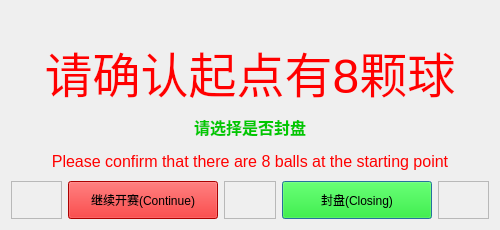
The window that BallsNumDlg_Ui.ui (zzw168/MainCtl) describes before a commit, drawn with Qt 5.
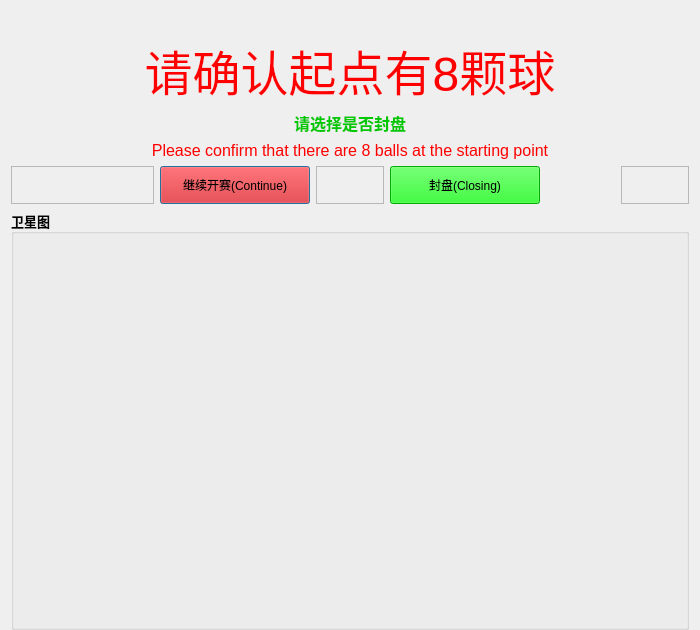
The same window after the commit.

Patch:
```diff
--- a/BallsNumDlg_Ui.ui
+++ b/BallsNumDlg_Ui.ui
@@ -6,27 +6,27 @@
    <rect>
     <x>0</x>
     <y>0</y>
-    <width>500</width>
-    <height>230</height>
+    <width>700</width>
+    <height>630</height>
    </rect>
   </property>
   <property name="minimumSize">
    <size>
-    <width>500</width>
-    <height>230</height>
+    <width>700</width>
+    <height>630</height>
    </size>
   </property>
   <property name="maximumSize">
    <size>
-    <width>500</width>
-    <height>230</height>
+    <width>700</width>
+    <height>630</height>
    </size>
   </property>
   <property name="windowTitle">
    <string>结果确认</string>
   </property>
   <layout class="QGridLayout" name="gridLayout">
-   <item row="1" column="0" colspan="5">
+   <item row="1" column="0" colspan="7">
     <widget class="QLabel" name="label">
      <property name="font">
       <font>
@@ -45,29 +45,91 @@
      </property>
     </widget>
    </item>
-   <item row="4" column="3">
-    <widget class="QPushButton" name="pushButton_close">
-     <property name="minimumSize">
-      <size>
-       <width>150</width>
-       <height>38</height>
-      </size>
-     </property>
+   <item row="0" column="0">
+    <widget class="QLabel" name="label_3">
      <property name="maximumSize">
       <size>
-       <width>200</width>
-       <height>16777215</height>
+       <width>16777215</width>
+       <height>20</height>
       </size>
      </property>
+     <property name="font">
+      <font>
+       <pointsize>12</pointsize>
+       <bold>false</bold>
+      </font>
+     </property>
      <property name="styleSheet">
-      <string notr="true">background:rgb(0,240,0)</string>
+      <string notr="true">color: rgb(255, 0, 0);</string>
      </property>
      <property name="text">
-      <string>封盘(Closing)</string>
+      <string/>
      </property>
+     <property name="alignment">
+      <set>Qt::AlignmentFlag::AlignCenter</set>
+     </property>
     </widget>
    </item>
-   <item row="2" column="0" colspan="5">
+   <item row="4" column="6">
+    <widget class="QFrame" name="frame_2">
+     <property name="font">
+      <font>
+       <pointsize>20</pointsize>
+      </font>
+     </property>
+     <property name="frameShape">
+      <enum>QFrame::Shape::StyledPanel</enum>
+     </property>
+     <property name="frameShadow">
+      <enum>QFrame::Shadow::Raised</enum>
+     </property>
+    </widget>
+   </item>
+   <item row="5" column="0" colspan="7">
+    <widget class="QGroupBox" name="groupBox_14">
+     <property name="minimumSize">
+      <size>
+       <width>450</width>
+       <height>420</height>
+      </size>
+     </property>
+     <property name="maximumSize">
+      <size>
+       <width>16777215</width>
+       <height>16777215</height>
+      </size>
+     </property>
+     <property name="font">
+      <font>
+       <family>微软雅黑</family>
+       <pointsize>10</pointsize>
+       <bold>true</bold>
+      </font>
+     </property>
+     <property name="title">
+      <string>卫星图</string>
+     </property>
+     <layout class="QGridLayout" name="gridLayout_37">
+      <property name="leftMargin">
+       <number>0</number>
+      </property>
+      <property name="rightMargin">
+       <number>0</number>
+      </property>
+      <item row="0" column="0">
+       <widget class="QWidget" name="widget_map" native="true">
+        <property name="minimumSize">
+         <size>
+          <width>350</width>
+          <height>350</height>
+         </size>
+        </property>
+       </widget>
+      </item>
+     </layout>
+    </widget>
+   </item>
+   <item row="2" column="0" colspan="7">
     <widget class="QLabel" name="label_4">
      <property name="maximumSize">
       <size>
@@ -92,7 +154,7 @@
      </property>
     </widget>
    </item>
-   <item row="3" column="0" colspan="5">
+   <item row="3" column="0" colspan="7">
     <widget class="QLabel" name="label_2">
      <property name="maximumSize">
       <size>
@@ -117,7 +179,17 @@
      </property>
     </widget>
    </item>
-   <item row="4" column="1">
+   <item row="4" column="0" colspan="2">
+    <widget class="QFrame" name="frame">
+     <property name="frameShape">
+      <enum>QFrame::Shape::StyledPanel</enum>
+     </property>
+     <property name="frameShadow">
+      <enum>QFrame::Shadow::Raised</enum>
+     </property>
+    </widget>
+   </item>
+   <item row="4" column="2">
     <widget class="QPushButton" name="pushButton_continue">
      <property name="minimumSize">
       <size>
@@ -127,7 +199,7 @@
      </property>
      <property name="maximumSize">
       <size>
-       <width>200</width>
+       <width>150</width>
        <height>16777215</height>
       </size>
      </property>
@@ -139,57 +211,7 @@
      </property>
     </widget>
    </item>
-   <item row="4" column="0">
-    <widget class="QFrame" name="frame">
-     <property name="frameShape">
-      <enum>QFrame::Shape::StyledPanel</enum>
-     </property>
-     <property name="frameShadow">
-      <enum>QFrame::Shadow::Raised</enum>
-     </property>
-    </widget>
-   </item>
-   <item row="4" column="4">
-    <widget class="QFrame" name="frame_2">
-     <property name="font">
-      <font>
-       <pointsize>20</pointsize>
-      </font>
-     </property>
-     <property name="frameShape">
-      <enum>QFrame::Shape::StyledPanel</enum>
-     </property>
-     <property name="frameShadow">
-      <enum>QFrame::Shadow::Raised</enum>
-     </property>
-    </widget>
-   </item>
-   <item row="0" column="0" colspan="5">
-    <widget class="QLabel" name="label_3">
-     <property name="maximumSize">
-      <size>
-       <width>16777215</width>
-       <height>20</height>
-      </size>
-     </property>
-     <property name="font">
-      <font>
-       <pointsize>12</pointsize>
-       <bold>false</bold>
-      </font>
-     </property>
-     <property name="styleSheet">
-      <string notr="true">color: rgb(255, 0, 0);</string>
-     </property>
-     <property name="text">
-      <string/>
-     </property>
-     <property name="alignment">
-      <set>Qt::AlignmentFlag::AlignCenter</set>
-     </property>
-    </widget>
-   </item>
-   <item row="4" column="2">
+   <item row="4" column="3">
     <widget class="QFrame" name="frame_3">
      <property name="frameShape">
       <enum>QFrame::Shape::StyledPanel</enum>
@@ -199,6 +221,28 @@
      </property>
     </widget>
    </item>
+   <item row="4" column="4">
+    <widget class="QPushButton" name="pushButton_close">
+     <property name="minimumSize">
+      <size>
+       <width>150</width>
+       <height>38</height>
+      </size>
+     </property>
+     <property name="maximumSize">
+      <size>
+       <width>200</width>
+       <height>16777215</height>
+      </size>
+     </property>
+     <property name="styleSheet">
+      <string notr="true">background:rgb(0,240,0)</string>
+     </property>
+     <property name="text">
+      <string>封盘(Closing)</string>
+     </property>
+    </widget>
+   </item>
   </layout>
  </widget>
  <resources/>
```
